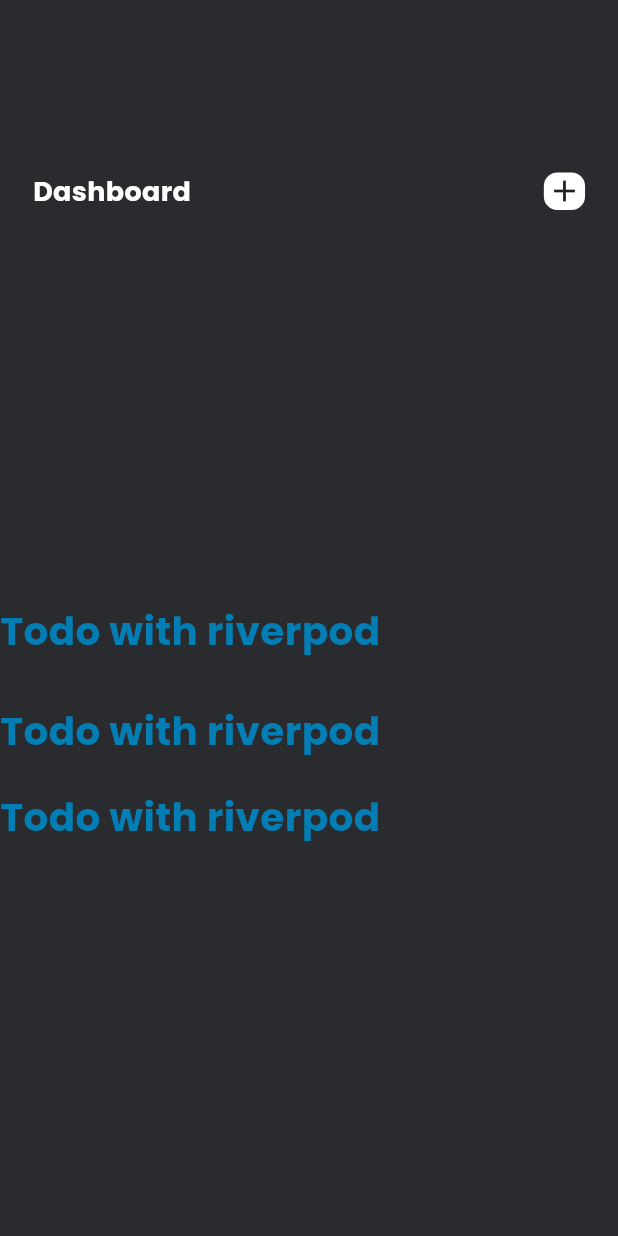
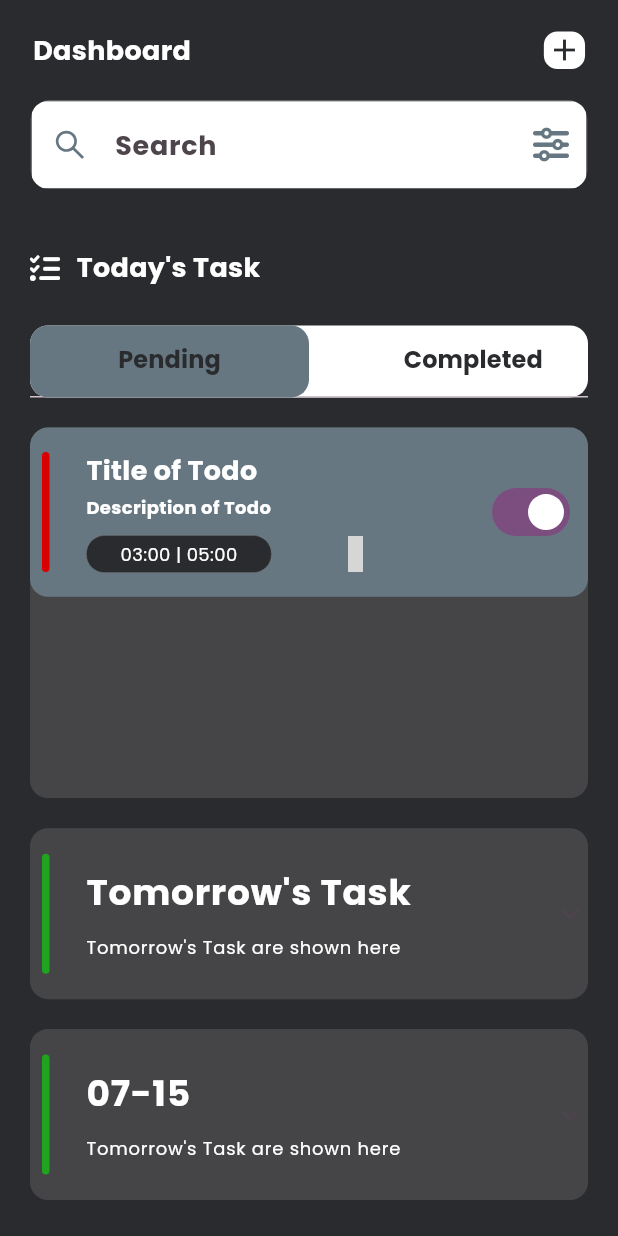
Before and after one commit to Zinniie/ToDoAppWithRP, a Flutter app: the screen it shows after launch, on a phone screen of 412 x 824 dp. Run offline on Flutter 3.47's test engine with Material 2 defaults, Android fonts, the phone set to English and light mode, and no system bars; our stand-ins replace country_picker, flutter_screenutil, flutter_vector_icons, google_fonts, hooks_riverpod, pinput and 1 more; grey boxes are pictures that could not be loaded.

Commit message:
first commit

```diff
--- /dev/null
+++ b/lib/common/models/user_model.dart
@@ -0,0 +1,19 @@
+class UserModel {
+  final int id;
+  final int isVerified;
+
+  UserModel({
+    required this.id,
+    required this.isVerified,
+  });
+
+  factory UserModel.fromJson(Map<String, dynamic> json) => UserModel(
+        id: json["id"],
+        isVerified: json["isVerified"],
+      );
+
+  Map<String, dynamic> toJson() => {
+        "id": id,
+        "isVerified": isVerified,
+      };
+}
--- /dev/null
+++ b/lib/common/widgets/bottom_titles.dart
@@ -0,0 +1,67 @@
+import 'package:flutter/material.dart';
+import 'package:hooks_riverpod/hooks_riverpod.dart';
+import 'package:to_do_app/common/utils/constants.dart';
+import 'package:to_do_app/common/widgets/appstyle.dart';
+import 'package:to_do_app/common/widgets/height_spacer.dart';
+import 'package:to_do_app/common/widgets/reusable_text.dart';
+import 'package:to_do_app/common/widgets/width_spacer.dart';
+
+class BottomTitles extends StatelessWidget {
+  const BottomTitles({super.key, required this.text, required this.text2,  this.clr});
+
+  final String text, text2;
+  final Color? clr;
+
+  @override
+  Widget build(BuildContext context) {
+    return SizedBox(
+      width: AppConst.kWidth,
+      child: Padding(
+        padding: const EdgeInsets.all(8),
+        child: Row(
+          mainAxisAlignment: MainAxisAlignment.start,
+          children: [
+            Consumer(builder: (context, ref, child) {
+              return Container(
+                height: 80,
+                width: 5,
+                decoration: BoxDecoration(
+                  borderRadius:
+                      BorderRadius.all(Radius.circular(AppConst.kRadius)),
+                  // TODO: ADD DYNAMIC COLORS
+                  color: AppConst.kGreen,
+                ),
+              );
+            }),
+            const WidthSpacer(width: 15),
+            Padding(
+              padding: const EdgeInsets.all(8),
+              child: Column(
+                crossAxisAlignment: CrossAxisAlignment.start,
+                children: [
+                  ReusableText(
+                    text: text,
+                    style: appstyle(
+                      24,
+                      AppConst.kLight,
+                      FontWeight.bold,
+                    ),
+                  ),
+                  const HeightSpacer(height: 10),
+                  ReusableText(
+                    text: text2,
+                    style: appstyle(
+                      12,
+                      AppConst.kLight,
+                      FontWeight.normal,
+                    ),
+                  ),
+                ],
+              ),
+            )
+          ],
+        ),
+      ),
+    );
+  }
+}
--- /dev/null
+++ b/lib/common/widgets/expansion_tile.dart
@@ -0,0 +1,49 @@
+import 'package:flutter/material.dart';
+import 'package:to_do_app/common/utils/constants.dart';
+
+import 'bottom_titles.dart';
+
+class XpansionTile extends StatelessWidget {
+  const XpansionTile({
+    super.key,
+    required this.text,
+    required this.text2,
+    this.onExpansionChanged,
+    this.trailing,
+    required this.children,
+  });
+
+  final String text, text2;
+  final void Function(bool)? onExpansionChanged;
+  final Widget? trailing;
+  final List<Widget> children;
+
+  @override
+  Widget build(BuildContext context) {
+    return Container(
+      decoration: BoxDecoration(
+        color: AppConst.kBkLight,
+        borderRadius: BorderRadius.all(
+          Radius.circular(
+            AppConst.kRadius,
+          ),
+        ),
+      ),
+      child: Theme(
+        data: Theme.of(context).copyWith(dividerColor: Colors.transparent),
+        child: ExpansionTile(
+          title: BottomTitles(
+            text: text,
+            text2: text2,
+          ),
+          tilePadding: EdgeInsets.zero,
+          childrenPadding: EdgeInsets.zero,
+          onExpansionChanged: onExpansionChanged,
+          controlAffinity: ListTileControlAffinity.trailing,
+          trailing: trailing,
+          children: children,
+        ),
+      ),
+    );
+  }
+}
--- a/lib/common/widgets/width_spacer.dart
+++ b/lib/common/widgets/width_spacer.dart
@@ -12,7 +12,7 @@ class WidthSpacer extends StatelessWidget {
   @override
   Widget build(BuildContext context) {
     return SizedBox(
-      height: width.w,
+      width: width.w,
     );
   }
 }
--- a/lib/features/todo/pages/homepage.dart
+++ b/lib/features/todo/pages/homepage.dart
@@ -4,7 +4,11 @@ import 'package:flutter_vector_icons/flutter_vector_icons.dart';
 import 'package:hooks_riverpod/hooks_riverpod.dart';
 import 'package:to_do_app/common/utils/constants.dart';
 import 'package:to_do_app/common/widgets/appstyle.dart';
+import 'package:to_do_app/common/widgets/custom_textfield.dart';
+import 'package:to_do_app/common/widgets/expansion_tile.dart';
 import 'package:to_do_app/common/widgets/reusable_text.dart';
+import 'package:to_do_app/common/widgets/width_spacer.dart';
+import 'package:to_do_app/features/todo/widgets/todo_tile.dart';
 
 import '../../../common/widgets/height_spacer.dart';
 
@@ -15,7 +19,11 @@ class HomePage extends ConsumerStatefulWidget {
   ConsumerState<HomePage> createState() => _HomePageState();
 }
 
-class _HomePageState extends ConsumerState<HomePage> {
+class _HomePageState extends ConsumerState<HomePage>
+    with TickerProviderStateMixin {
+  late final TabController tabController =
+      TabController(length: 2, vsync: this);
+  final TextEditingController search = TextEditingController();
   @override
   Widget build(BuildContext context) {
     return Scaffold(
@@ -23,7 +31,7 @@ class _HomePageState extends ConsumerState<HomePage> {
           backgroundColor: Colors.transparent,
           automaticallyImplyLeading: false,
           bottom: PreferredSize(
-            preferredSize: Size.fromHeight(85),
+              preferredSize: const Size.fromHeight(85),
               child: Column(
                 children: [
                   Padding(
@@ -44,7 +52,7 @@ class _HomePageState extends ConsumerState<HomePage> {
                         Container(
                           width: 25.w,
                           height: 25.h,
-                        decoration: BoxDecoration(
+                          decoration: const BoxDecoration(
                             color: AppConst.kLight,
                             borderRadius: BorderRadius.all(
                               Radius.circular(
@@ -54,47 +62,166 @@ class _HomePageState extends ConsumerState<HomePage> {
                           ),
                           child: GestureDetector(
                             onTap: () {},
-                          child: Icon(Icons.add),
+                            child: const Icon(
+                              Icons.add,
+                              color: AppConst.kBkDark,
+                            ),
                           ),
                         ),
                       ],
                     ),
-                )
+                  ),
+                  const HeightSpacer(height: 20),
+                  CustomTextField(
+                    hintText: 'Search',
+                    controller: search,
+                    prefixIcon: Container(
+                      padding: EdgeInsets.all(14.h),
+                      child: GestureDetector(
+                        onTap: () {},
+                        child: const Icon(
+                          AntDesign.search1,
+                          color: AppConst.kGreyLight,
+                        ),
+                      ),
+                    ),
+                    suffixIcon: const Icon(
+                      FontAwesome.sliders,
+                      color: AppConst.kGreyLight,
+                    ),
+                  ),
+                  const HeightSpacer(height: 15),
                 ],
               )),
         ),
-      body: Column(
-        mainAxisAlignment: MainAxisAlignment.center,
+        body: SafeArea(
+          child: Padding(
+            padding: const EdgeInsets.symmetric(horizontal: 20),
+            child: ListView(
               children: [
+                const HeightSpacer(
+                  height: 25,
+                ),
+                Row(
+                  children: [
+                    const Icon(
+                      FontAwesome.tasks,
+                      size: 20,
+                      color: AppConst.kLight,
+                    ),
+                    const WidthSpacer(width: 10),
                     ReusableText(
-              text: 'Todo with riverpod',
+                      text: "Today's Task",
                       style: appstyle(
-                26,
+                        18,
+                        AppConst.kLight,
+                        FontWeight.bold,
+                      ),
+                    )
+                  ],
+                ),
+                const HeightSpacer(height: 25),
+                Container(
+                  decoration: BoxDecoration(
+                      color: AppConst.kLight,
+                      borderRadius:
+                          BorderRadius.all(Radius.circular(AppConst.kRadius))),
+                  child: TabBar(
+                      indicatorSize: TabBarIndicatorSize.label,
+                      indicator: BoxDecoration(
+                        color: AppConst.kGreyLight,
+                        borderRadius:
+                            BorderRadius.all(Radius.circular(AppConst.kRadius)),
+                      ),
+                      controller: tabController,
+                      labelPadding: EdgeInsets.zero,
+                      isScrollable: false,
+                      labelColor: AppConst.kBlueLight,
+                      labelStyle: appstyle(
+                        24,
                         AppConst.kBlueLight,
+                        FontWeight.w700,
+                      ),
+                      unselectedLabelColor: AppConst.kLight,
+                      tabs: [
+                        Tab(
+                          child: SizedBox(
+                            width: AppConst.kWidth * 0.5,
+                            child: Center(
+                              child: ReusableText(
+                                  text: 'Pending',
+                                  style: appstyle(
+                                    16,
+                                    AppConst.kBkDark,
                                     FontWeight.bold,
                                   )),
-          const HeightSpacer(
-            height: 30,
                             ),
-          ReusableText(
-              text: 'Todo with riverpod',
+                          ),
+                        ),
+                        Tab(
+                          child: Container(
+                            padding: EdgeInsets.only(left: 30.w),
+                            width: AppConst.kWidth * 0.5,
+                            child: Center(
+                              child: ReusableText(
+                                  text: 'Completed',
                                   style: appstyle(
-                26,
-                AppConst.kBlueLight,
+                                    16,
+                                    AppConst.kBkDark,
                                     FontWeight.bold,
                                   )),
-          const HeightSpacer(
-            height: 20,
                             ),
-          ReusableText(
-              text: 'Todo with riverpod',
-              style: appstyle(
-                26,
-                AppConst.kBlueLight,
-                FontWeight.bold,
-              )),
+                          ),
+                        ),
+                      ]),
+                ),
+                const HeightSpacer(height: 20),
+                SizedBox(
+                  height: AppConst.kHeight * 0.3,
+                  width: AppConst.kWidth,
+                  child: ClipRRect(
+                    borderRadius:
+                        BorderRadius.all(Radius.circular(AppConst.kRadius)),
+                    child: TabBarView(controller: tabController, children: [
+                      Container(
+                        color: AppConst.kBkLight,
+                        height: AppConst.kHeight * 0.3,
+                        child: ListView(
+                          children: [
+                            TodoTile(
+                              start: '03:00',
+                              end: '05:00',
+                              switcher:
+                                  Switch(value: true, onChanged: (value) {}),
+                            )
                           ],
                         ),
-    );
+                      ),
+                      Container(
+                        color: AppConst.kBkLight,
+                        height: AppConst.kHeight * 0.3,
+                      )
+                    ]),
+                  ),
+                ),
+                const HeightSpacer(height: 20),
+                const XpansionTile(
+                  text: "Tomorrow's Task",
+                  text2: "Tomorrow's Task are shown here",
+                  children: [],
+                ),
+                const HeightSpacer(height: 20),
+                XpansionTile(
+                  text: DateTime.now()
+                      .add(const Duration(days: 2))
+                      .toString()
+                      .substring(5, 10),
+                  text2: "Tomorrow's Task are shown here",
+                  children: [],
+                )
+              ],
+            ),
+          ),
+        ));
   }
 }
--- /dev/null
+++ b/lib/features/todo/widgets/todo_tile.dart
@@ -0,0 +1,146 @@
+import 'package:flutter/material.dart';
+import 'package:flutter/src/widgets/container.dart';
+import 'package:flutter/src/widgets/framework.dart';
+import 'package:flutter_screenutil/flutter_screenutil.dart';
+import 'package:flutter_vector_icons/flutter_vector_icons.dart';
+import 'package:to_do_app/common/utils/constants.dart';
+import 'package:to_do_app/common/widgets/appstyle.dart';
+import 'package:to_do_app/common/widgets/height_spacer.dart';
+import 'package:to_do_app/common/widgets/reusable_text.dart';
+import 'package:to_do_app/common/widgets/width_spacer.dart';
+
+class TodoTile extends StatelessWidget {
+  const TodoTile({
+    super.key,
+    this.color,
+    this.title,
+    this.description,
+    this.start,
+    this.end,
+    this.editWidget,
+    this.delete,
+    this.switcher,
+  });
+
+  final Color? color;
+  final String? title, description, start, end;
+  final Widget? editWidget, switcher;
+  final void Function()? delete;
+
+  @override
+  Widget build(BuildContext context) {
+    return Padding(
+      padding: EdgeInsets.only(bottom: 8.h),
+      child: Stack(
+        children: [
+          Container(
+            padding: EdgeInsets.all(8.h),
+            width: AppConst.kWidth,
+            decoration: BoxDecoration(
+                borderRadius: BorderRadius.all(
+                  Radius.circular(AppConst.kRadius),
+                ),
+                color: AppConst.kGreyLight),
+            child: Row(
+              mainAxisAlignment: MainAxisAlignment.spaceBetween,
+              children: [
+                Row(
+                  children: [
+                    Container(
+                      height: 80,
+                      width: 5,
+                      decoration: BoxDecoration(
+                        borderRadius:
+                            BorderRadius.all(Radius.circular(AppConst.kRadius)),
+                        // TODO: ADD DYNAMIC COLORS
+                        color: color ?? AppConst.kRed,
+                      ),
+                    ),
+                    WidthSpacer(width: 15),
+                    Padding(
+                      padding: EdgeInsets.all(8.h),
+                      child: SizedBox(
+                        width: AppConst.kWidth * 0.6,
+                        child: Column(
+                          crossAxisAlignment: CrossAxisAlignment.start,
+                          children: [
+                            ReusableText(
+                              text: title ?? 'Title of Todo',
+                              style: appstyle(
+                                18,
+                                AppConst.kLight,
+                                FontWeight.bold,
+                              ),
+                            ),
+                            HeightSpacer(height: 3),
+                            ReusableText(
+                              text: description ?? 'Description of Todo',
+                              style: appstyle(
+                                12,
+                                AppConst.kLight,
+                                FontWeight.bold,
+                              ),
+                            ),
+                            HeightSpacer(height: 10),
+                            Row(
+                              mainAxisAlignment: MainAxisAlignment.start,
+                              children: [
+                                Container(
+                                  width: AppConst.kWidth * 0.3,
+                                  height: 25.h,
+                                  decoration: BoxDecoration(
+                                    border: Border.all(
+                                      width: 0.3,
+                                      color: AppConst.kGreyDk,
+                                    ),
+                                    borderRadius: BorderRadius.all(
+                                      Radius.circular(
+                                        AppConst.kRadius,
+                                      ),
+                                    ),
+                                    color: AppConst.kBkDark,
+                                  ),
+                                  child: Center(
+                                      child: ReusableText(
+                                    text: '$start | $end',
+                                    style: appstyle(
+                                      12,
+                                      AppConst.kLight,
+                                      FontWeight.normal,
+                                    ),
+                                  )),
+                                ),
+                                WidthSpacer(width: 20),
+                                Row(
+                                  children: [
+                                    SizedBox(
+                                      child: editWidget,
+                                    ),
+                                    WidthSpacer(width: 20),
+                                    GestureDetector(
+                                      onTap: delete,
+                                      child: Icon(
+                                          MaterialCommunityIcons.delete_circle),
+                                    )
+                                  ],
+                                )
+                              ],
+                            )
+                          ],
+                        ),
+                      ),
+                    ),
+                  ],
+                ),
+                Container(
+                  padding: EdgeInsets.only(bottom: 0.h),
+                  child: switcher,
+                ),
+              ],
+            ),
+          )
+        ],
+      ),
+    );
+  }
+}
```
Also changed, not shown: lib/common/models/task_model.dart (added), 1 other file. Lines whose indentation alone changed are shown as unchanged.
